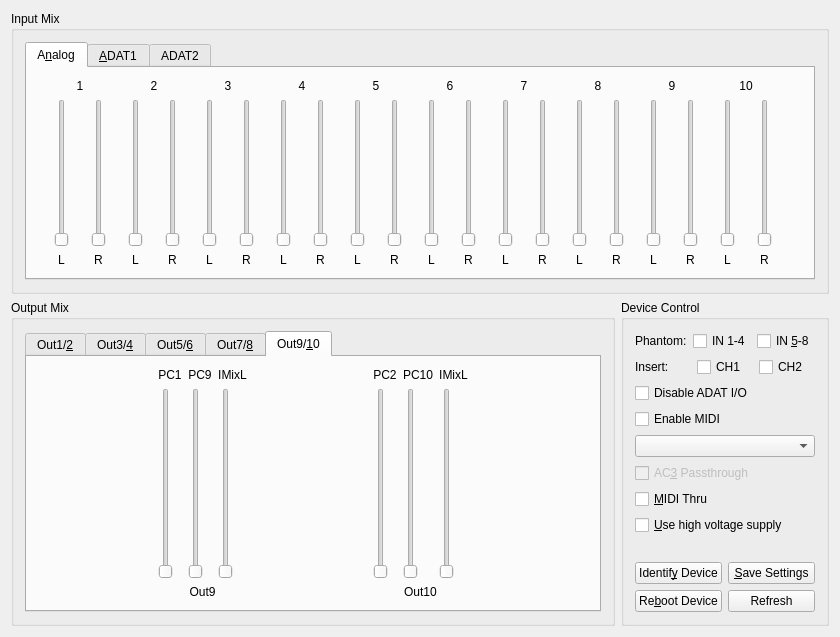
Above: support/mixer-qt4/mixer_saffirepro_large.ui from adiknoth/ffado before the change. Below: the same form after it.
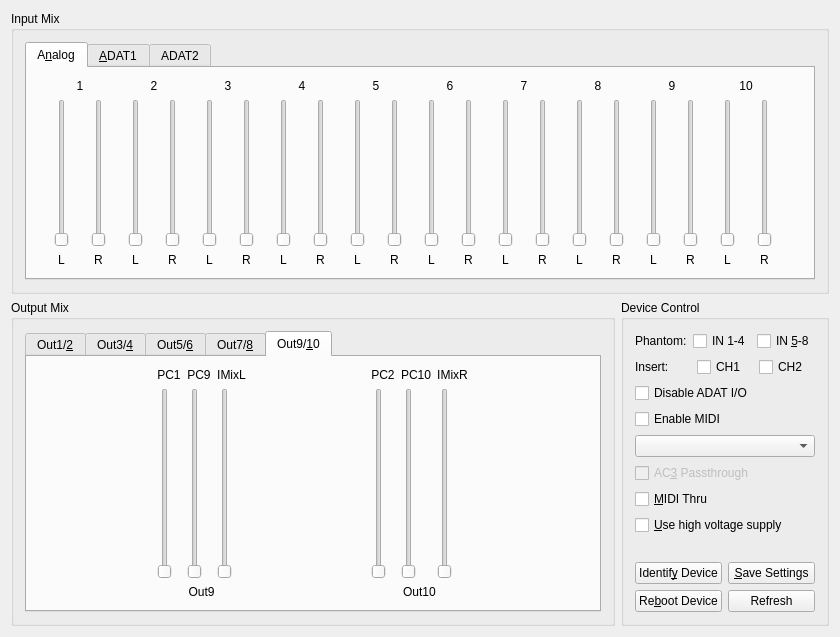
That is the form after the change. The open tabs and pages were chosen to show the change.

Commit message: correct input mix labels

The edit to the form file:
```diff
--- a/support/mixer-qt4/mixer_saffirepro_large.ui
+++ b/support/mixer-qt4/mixer_saffirepro_large.ui
@@ -3836,7 +3836,7 @@
                 <item row="0" column="2" >
                  <widget class="QLabel" name="txtOMixIMixO10" >
                   <property name="text" >
-                   <string>IMixL</string>
+                   <string>IMixR</string>
                   </property>
                   <property name="alignment" >
                    <set>Qt::AlignCenter</set>
```
Left out of the diff: 10 changed lines with no effect on the pictures. The commit also changes 1 other file.
